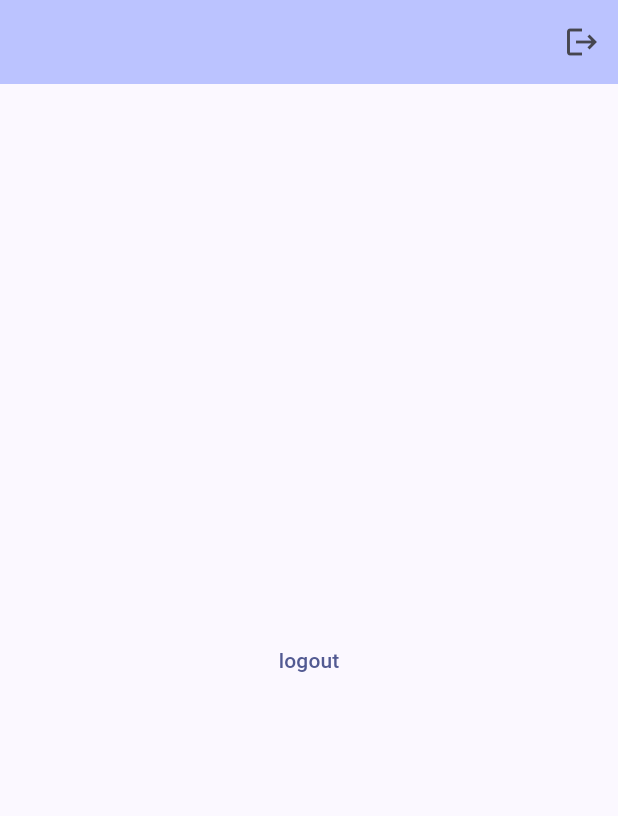
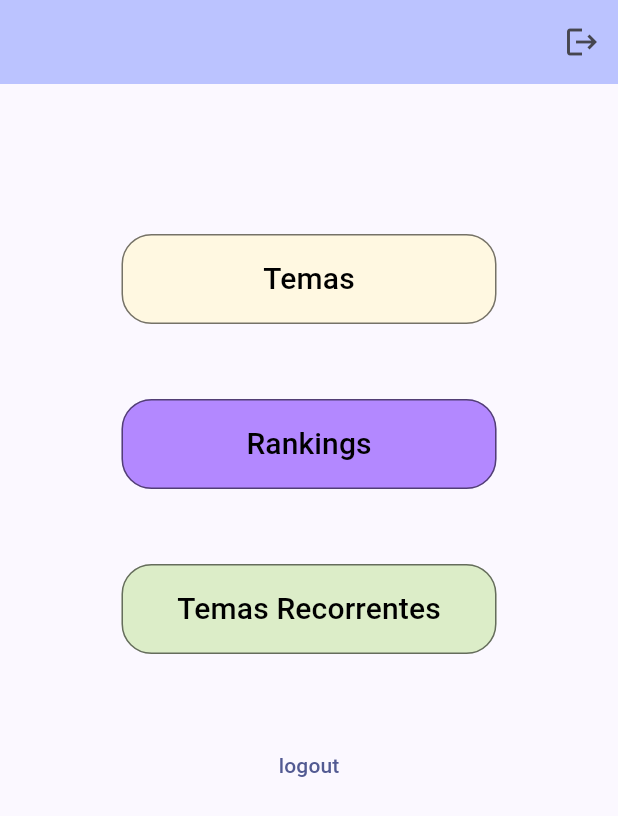
Before and after one commit to DiedioRB/thoth, a Flutter app: the screen it shows once a user with an empty profile is signed in, on a phone screen of 412 x 824 dp. Shown: the top 816 px of the screen. Run offline on Flutter 3.47's test engine with Material 2 defaults, Android fonts, the phone set to English and light mode, and no system bars; our stand-ins replace cloud_firestore, firebase_auth, firebase_core, flip_card; accounts and stored records are empty.

Commit message:
Adiciona os botões na tela de menu

```diff
--- a/lib/views/tela_menu.dart
+++ b/lib/views/tela_menu.dart
@@ -24,9 +24,53 @@ class Menu extends StatelessWidget {
             )
           ]),
       body: Center(
-        child: TextButton(
+        child:Column (
+          children: [
+            Container(margin: const EdgeInsets.only(top: 100.0),
+              height: 60,
+              width: 250,
+              decoration: BoxDecoration(
+                  border: Border.all(color: Colors.black54),
+                  borderRadius: BorderRadius.circular(20),
+                  color: Colors.amber[50]),
+              child: TextButton(
+                  onPressed: () {},
+                  child: const Text("Temas",
+                      style: TextStyle(
+                          color: Colors.black, fontSize: 20.0))),
+            ),
+            Container(margin: const EdgeInsets.only(top: 50.0),
+              height: 60,
+              width: 250,
+              decoration: BoxDecoration(
+                  border: Border.all(color: Colors.black54),
+                  borderRadius: BorderRadius.circular(20),
+                  color: Colors.deepPurpleAccent[100]),
+              child: TextButton(
+                  onPressed: () {},
+                  child: const Text("Rankings",
+                      style: TextStyle(
+                          color: Colors.black, fontSize: 20.0))),
+            ),
+            Container(margin: const EdgeInsets.only(top: 50.0, bottom: 50.0),
+              height: 60,
+              width: 250,
+              decoration: BoxDecoration(
+                  border: Border.all(color: Colors.black54),
+                  borderRadius: BorderRadius.circular(20),
+                  color: Colors.lightGreen[100]),
+              child: TextButton(
+                  onPressed: () {},
+                  child: const Text("Temas Recorrentes",
+                      style: TextStyle(
+                          color: Colors.black, fontSize: 20.0))),
+            ),
+            TextButton(
             onPressed: () => _logout(context), child: const Text("logout")),
-      ),
-    ));
+
+          ],
+        )
+
+    )));
   }
 }
```
